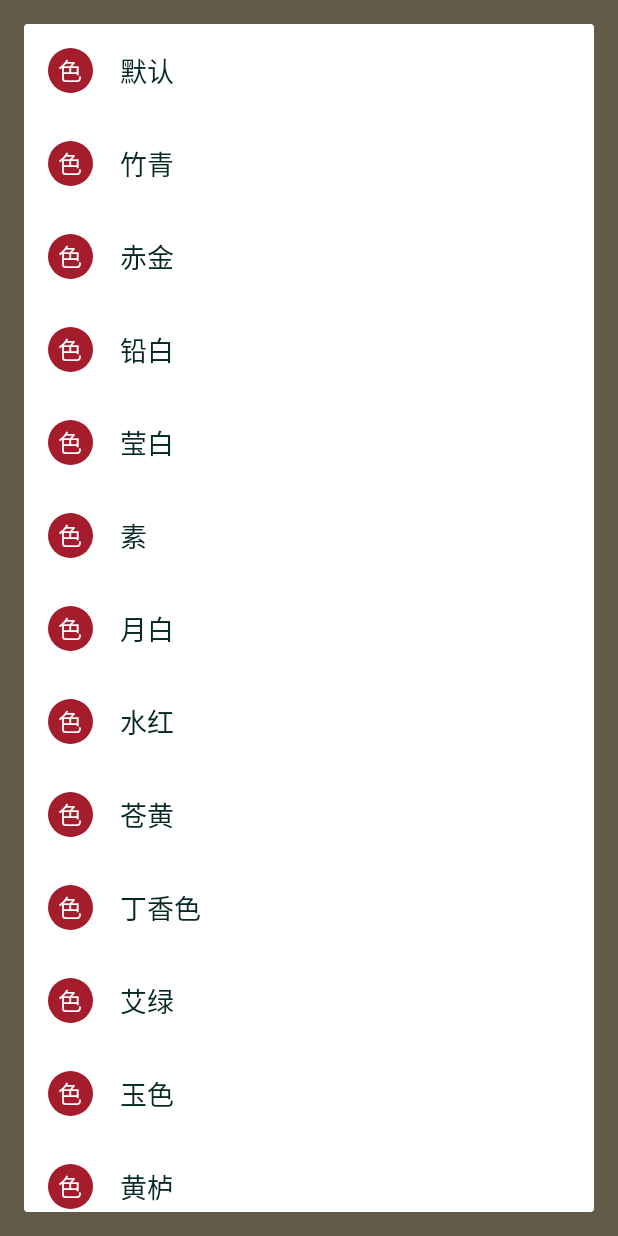
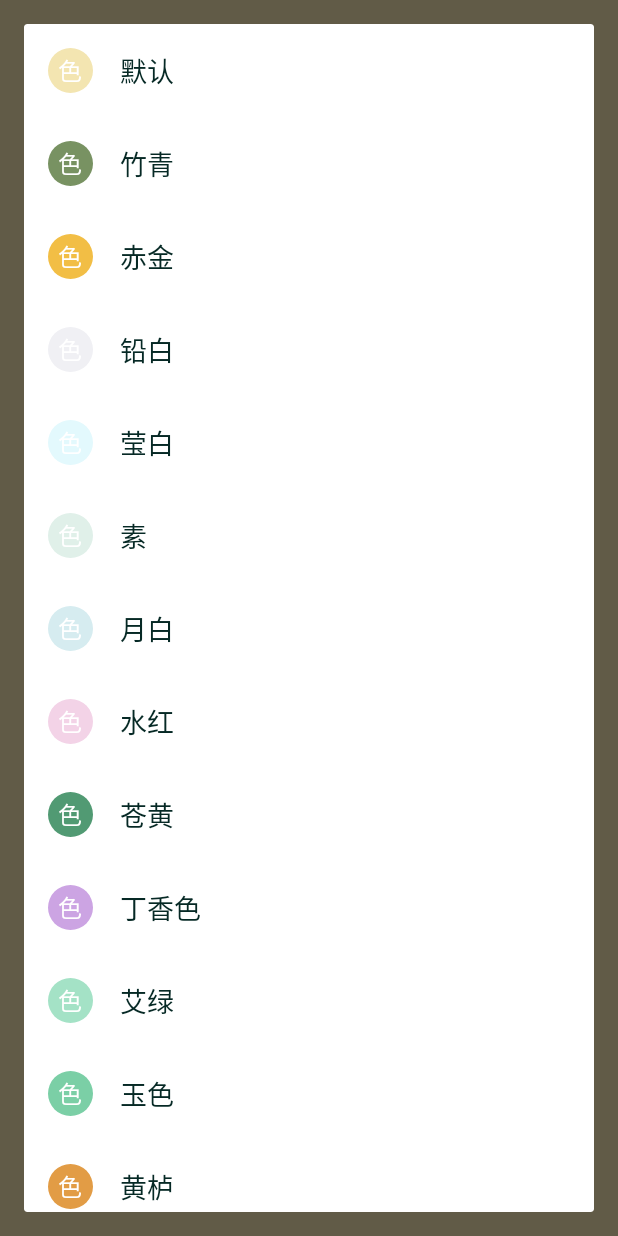
Before and after one commit to wingjay/jianshi, an Android app: the fragment BgColorPickDialogFragment placed in its activity, on a phone screen of 412 x 824 dp. Run offline under Robolectric (Android 15) with nearby library versions, the phone set to English and light mode, and no system bars; our stand-ins replace ButterKnife, Dagger/Hilt's generated code, Timber; libraries missing offline, so code that uses them is left out: com.crashlytics.android, com.facebook.stetho, com.raizlabs.android, io.fabric.sdk, retrofit2.adapter.rxjava and 2 more; Roboto replaces fonts that are not available here; 3 statements that could not run were skipped.

Commit message:
[android] bugfix textPointerView background color

```diff
--- a/android/app/src/main/java/com/wingjay/jianshi/ui/widget/TextPointView.java
+++ b/android/app/src/main/java/com/wingjay/jianshi/ui/widget/TextPointView.java
@@ -30,6 +30,8 @@ public class TextPointView extends RelativeLayout {
   private String singleText;
   private @Px int textSize;
   private @ColorRes int circleColorRes;
+  private View circleView;
+  private TextView textView;
 
   public TextPointView(Context context) {
     this(context, null);
@@ -53,15 +55,12 @@ public class TextPointView extends RelativeLayout {
     textSize = typedArray.getDimensionPixelSize(R.styleable.TextPointView_textSize, DEFAULT_TEXT_SIZE);
     typedArray.recycle();
 
-    View circleView = new View(context);
+    circleView = new View(context);
     circleView.setLayoutParams(new RelativeLayout.LayoutParams(ViewGroup.LayoutParams.MATCH_PARENT,
         ViewGroup.LayoutParams.MATCH_PARENT));
-    ShapeDrawable circleShapeDrawable = new ShapeDrawable();
-    circleShapeDrawable.setShape(new OvalShape());
-    circleShapeDrawable.getPaint().setColor(ContextCompat.getColor(context, circleColorRes));
-    circleView.setBackgroundDrawable(circleShapeDrawable);
+    setCircleBackgroundColor(circleColorRes);
 
-    TextView textView = new TextView(context);
+    textView = new TextView(context);
     RelativeLayout.LayoutParams params =
         new RelativeLayout.LayoutParams(ViewGroup.LayoutParams.WRAP_CONTENT,
             ViewGroup.LayoutParams.WRAP_CONTENT);
@@ -91,8 +90,10 @@ public class TextPointView extends RelativeLayout {
   }
 
   public void setCircleBackgroundColor(@ColorRes int circleColorRes) {
-    this.circleColorRes = circleColorRes;
-    invalidate();
+    ShapeDrawable circleShapeDrawable = new ShapeDrawable();
+    circleShapeDrawable.setShape(new OvalShape());
+    circleShapeDrawable.getPaint().setColor(ContextCompat.getColor(context, circleColorRes));
+    circleView.setBackgroundDrawable(circleShapeDrawable);
   }
 
   public void setSingleText(String text) {
@@ -101,7 +102,7 @@ public class TextPointView extends RelativeLayout {
     } else {
       this.singleText = "";
     }
-    invalidate();
+    textView.setText(singleText);
   }
 
 }
```
